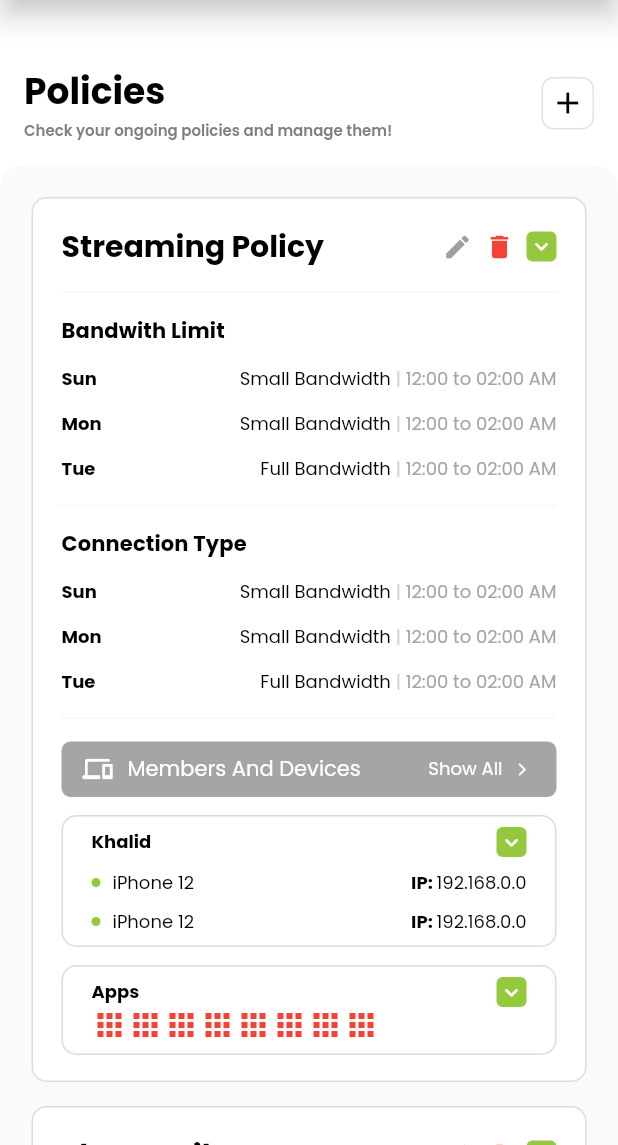
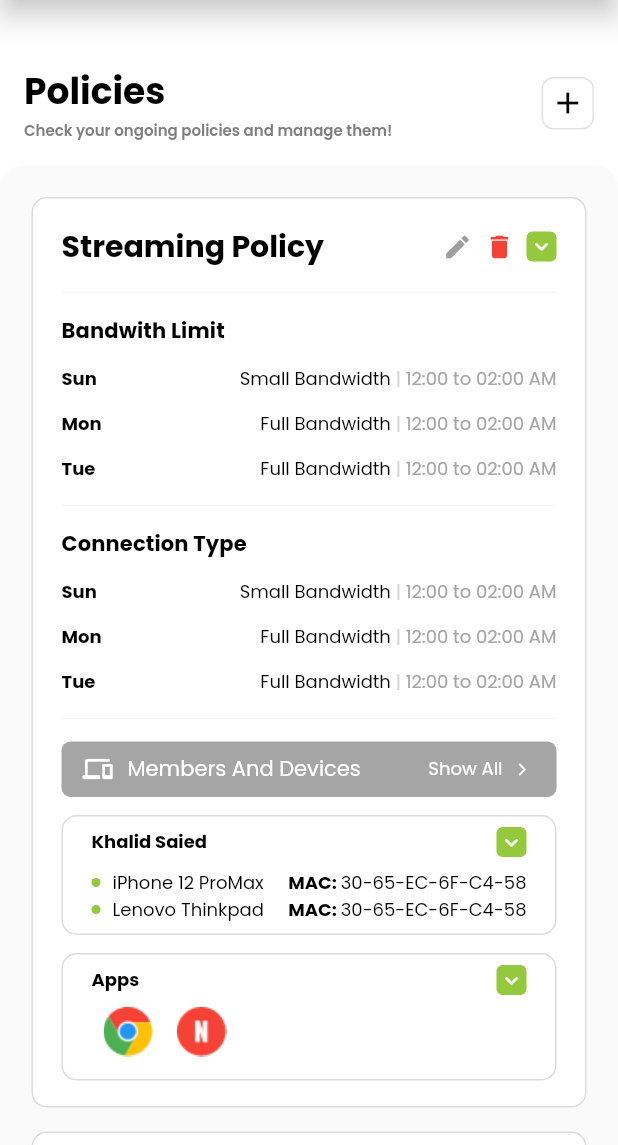
Before and after one commit to AdnanKuZ/adnan-repo, a Flutter app: the screen it shows after launch, on a phone screen of 412 x 824 dp, the part 91-1236 px from its top. Run offline on Flutter 3.47's test engine with Material 2 defaults, Android fonts, the light colour scheme and no system bars; drawn by our look-alikes of expandable; our stand-ins replace flutter_svg, font_awesome_flutter, google_fonts, responsive_framework, shared_preferences, smooth_page_indicator; missing offline and left inert: auto_size_text_pk, cupertino_stepper, flutter_verification_code, shared_preferences_web; accounts and stored records are empty.

Commit message:
Binding policies list

```diff
--- a/lib/models/policy.dart
+++ b/lib/models/policy.dart
@@ -24,15 +24,11 @@ List<PolicyModel> policiesTest = [
     BandwidthModel(
         bandwidth: "Small Bandwidth", date: "12:00 to 02:00 AM", day: 'Sun'),
     BandwidthModel(
-        bandwidth: "Small Bandwidth", date: "12:00 to 02:00 AM", day: 'Mon'),
+        bandwidth: "Full Bandwidth", date: "12:00 to 02:00 AM", day: 'Mon'),
     BandwidthModel(
         bandwidth: "Full Bandwidth", date: "12:00 to 02:00 AM", day: 'Tue'),
-    // BandwidthModel(
-    //     bandwidth: "Full Bandwidth", date: "12:00 to 02:00 AM", day: 'Wed'),
-    // BandwidthModel(bandwidth: "Blocked", date: "12:00 to 02:00 AM", day: 'Thu'),
-    // BandwidthModel(bandwidth: "Blocked", date: "12:00 to 02:00 AM", day: 'Fri'),
-    // BandwidthModel(bandwidth: "Blocked", date: "12:00 to 02:00 AM", day: 'Sat'),
-  ], connectionTypes: [
+  ],
+  connectionTypes: [
     ConnectionTypeModel(type: 'Cabel', date: "12:00 to 02:00 AM", day: 'Sun'),
     ConnectionTypeModel(type: 'Cabel', date: "12:00 to 02:00 AM", day: 'Mon'),
     ConnectionTypeModel(type: 'LTE', date: "12:00 to 02:00 AM", day: 'Thu'),
@@ -54,18 +50,10 @@ List<PolicyModel> policiesTest = [
     BandwidthModel(
         bandwidth: "Small Bandwidth", date: "12:00 to 02:00 AM", day: 'Sun'),
     BandwidthModel(
-        bandwidth: "Small Bandwidth", date: "12:00 to 02:00 AM", day: 'Mon'),
-    BandwidthModel(
-        bandwidth: "Full Bandwidth", date: "12:00 to 02:00 AM", day: 'Tue'),
-    BandwidthModel(
         bandwidth: "Full Bandwidth", date: "12:00 to 02:00 AM", day: 'Wed'),
-    BandwidthModel(bandwidth: "Blocked", date: "12:00 to 02:00 AM", day: 'Thu'),
-    BandwidthModel(bandwidth: "Blocked", date: "12:00 to 02:00 AM", day: 'Fri'),
-    BandwidthModel(bandwidth: "Blocked", date: "12:00 to 02:00 AM", day: 'Sat'),
   ], connectionTypes: [
     ConnectionTypeModel(type: 'Cabel', date: "12:00 to 02:00 AM", day: 'Sun'),
-    ConnectionTypeModel(type: 'Cabel', date: "12:00 to 02:00 AM", day: 'Mon'),
-    ConnectionTypeModel(type: 'LTE', date: "12:00 to 02:00 AM", day: 'Thu'),
+    ConnectionTypeModel(type: 'LTE', date: "12:00 to 02:00 AM", day: 'Wed'),
   ], apps: [
     AppModel(name: 'Chrome', image: ''),
     AppModel(name: 'Edge', image: ''),
--- a/lib/widgets/dashboard/policies/policy/apps.dart
+++ b/lib/widgets/dashboard/policies/policy/apps.dart
@@ -40,14 +40,8 @@ class _AppsWidgetState extends State<AppsWidget> {
           title: 'Apps',
           widgets: [
             Wrap(children: [
-              AppWidget(),
-              AppWidget(),
-              AppWidget(),
-              AppWidget(),
-              AppWidget(),
-              AppWidget(),
-              AppWidget(),
-              AppWidget(),
+              AppWidget(path: "assets/images/chrome.png"),
+              AppWidget(path: "assets/images/netflix.png"),
             ],)
           ],
         ),
@@ -61,10 +55,16 @@ class _AppsWidgetState extends State<AppsWidget> {
 }
 
 class AppWidget extends StatelessWidget {
-  const AppWidget({Key? key}) : super(key: key);
+  String path;
+  AppWidget({
+    required this.path,
+    Key? key
+    }) : super(key: key);
 
   @override
   Widget build(BuildContext context) {
-    return Container(child: Icon(Icons.apps, color: Colors.red), color: Colors.transparent,);
+    return Container(
+      padding: EdgeInsets.all(8),
+      child: Image.asset(path));
   }
 }
--- a/lib/widgets/dashboard/policies/policy/connection_type.dart
+++ b/lib/widgets/dashboard/policies/policy/connection_type.dart
@@ -1,5 +1,6 @@
 // Connection Types
 import 'package:flutter/cupertino.dart';
+import 'package:flutter/material.dart';
 
 import 'bandwidth.dart';
 
@@ -14,6 +15,45 @@ class ConnectionTypeWidget extends StatelessWidget {
 
   @override
   Widget build(BuildContext context) {
-    return BandwidthLimitWidget(days: days, type: type, time: time);
+    return Container(
+      padding: const EdgeInsets.fromLTRB(0, 12, 0, 0),
+      child: Wrap(
+        alignment: WrapAlignment.spaceBetween,
+        children: [
+          Text(
+            days,
+            style: Theme.of(context)
+                .textTheme
+                .caption
+                ?.copyWith(color: Colors.black, fontWeight: FontWeight.bold),
+          ),
+          Wrap(
+            children: [
+              Text(
+                type,
+                style: Theme.of(context)
+                    .textTheme
+                    .caption
+                    ?.copyWith(color: Colors.black),
+              ),
+              Text(
+                " | ",
+                style: Theme.of(context)
+                    .textTheme
+                    .caption
+                    ?.copyWith(color: Color(0xFFD6D6D6)),
+              ),
+              Text(
+                time,
+                style: Theme.of(context)
+                    .textTheme
+                    .caption
+                    ?.copyWith(color: Color(0xFFA5A5A5)),
+              ),
+            ],
+          )
+        ],
+      ),
+    );
   }
 }
--- a/lib/widgets/dashboard/policies/policy/members.dart
+++ b/lib/widgets/dashboard/policies/policy/members.dart
@@ -1,4 +1,6 @@
 // Members
+import 'package:admin/models/device.dart';
+import 'package:admin/models/member.dart';
 import 'package:expandable/expandable.dart';
 import 'package:flutter/cupertino.dart';
 import 'package:flutter/material.dart';
@@ -6,8 +8,10 @@ import 'package:flutter/material.dart';
 import 'card.dart';
 
 class MembersWidget extends StatefulWidget {
+  final MemberModel member;
   final Function onClick;
-  const MembersWidget({required this.onClick, Key? key}) : super(key: key);
+  const MembersWidget({required this.member, required this.onClick, Key? key})
+      : super(key: key);
   @override
   State<MembersWidget> createState() => _MembersWidgetState();
 }
@@ -34,29 +38,37 @@ class _MembersWidgetState extends State<MembersWidget> {
       child: Expandable(
           controller: ExpandableController(initialExpanded: _isOpen),
           collapsed: NestedCardHeader(
-            title: 'Khalid',
+              title: widget.member.name!,
               isExpanded: _isOpen,
               onLayoutChanged: () => expand()),
           expanded: NestedCardBody(
             isExpanded: _isOpen,
             onLayoutChanged: () => collapse(),
-          title: 'Khalid',
+            title: widget.member.name!,
             widgets: [
-            MemberDeviceWidget(),
-            MemberDeviceWidget(),
+              MemberDeviceWidget(devices: widget.member.devices!)
             ],
-        )
-      ),
+          )),
     );
   }
 }
 
 class MemberDeviceWidget extends StatelessWidget {
+  List<DeviceModel> devices;
+  MemberDeviceWidget({required this.devices});
+
   @override
   Widget build(BuildContext context) {
     return Container(
       margin: EdgeInsets.fromLTRB(0, 8, 0, 0),
       child: Wrap(
+        alignment: WrapAlignment.spaceBetween,
+        children: [
+          ListView.builder(
+              shrinkWrap: true,
+              itemCount: devices.length,
+              itemBuilder: (context, index) {
+                return Wrap(
                   alignment: WrapAlignment.spaceBetween,
                   children: [
                     Wrap(
@@ -70,7 +82,7 @@ class MemberDeviceWidget extends StatelessWidget {
                               color: Color(0xFF95C93D), shape: BoxShape.circle),
                         ),
                         Text(
-                "iPhone 12",
+                          devices[index].name!,
                           style: Theme.of(context)
                               .textTheme
                               .caption
@@ -82,12 +94,12 @@ class MemberDeviceWidget extends StatelessWidget {
                       crossAxisAlignment: WrapCrossAlignment.center,
                       children: [
                         Text(
-                "IP: ",
+                          "MAC: ",
                           style: Theme.of(context).textTheme.caption?.copyWith(
                               color: Colors.black, fontWeight: FontWeight.bold),
                         ),
                         Text(
-                "192.168.0.0",
+                          devices[index].mac!,
                           style: Theme.of(context)
                               .textTheme
                               .caption
@@ -96,6 +108,9 @@ class MemberDeviceWidget extends StatelessWidget {
                       ],
                     )
                   ],
+                );
+              }),
+        ],
       ),
     );
   }
--- a/lib/widgets/dashboard/policies/policy/policy.dart
+++ b/lib/widgets/dashboard/policies/policy/policy.dart
@@ -122,7 +122,13 @@ class _PolicyWidgetState extends State<PolicyWidget> {
                       MembersAndDevicesWidget(
                         onClick: () {},
                       ),
-                      MembersWidget(onClick: () {}),
+                      ListView.builder(
+                        shrinkWrap: true,
+                        itemCount: widget.policy.members!.length,
+                        itemBuilder: (context,index){
+                          return MembersWidget( member: widget.policy.members![index], onClick: () {});
+                        }
+                      ),
                       AppsWidget(onClick: () {})
                     ],
                   )),
```
Lines whose indentation alone changed are shown as unchanged.
